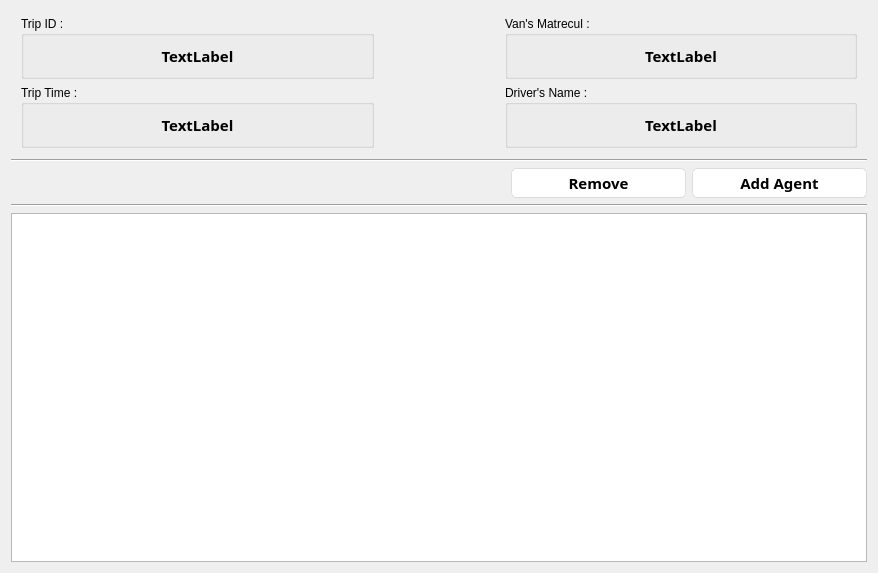
This is ui/tripView.ui in YassineBaghdadi/TransportingPlanning as Qt 5 draws it before an edit. The edited form follows.
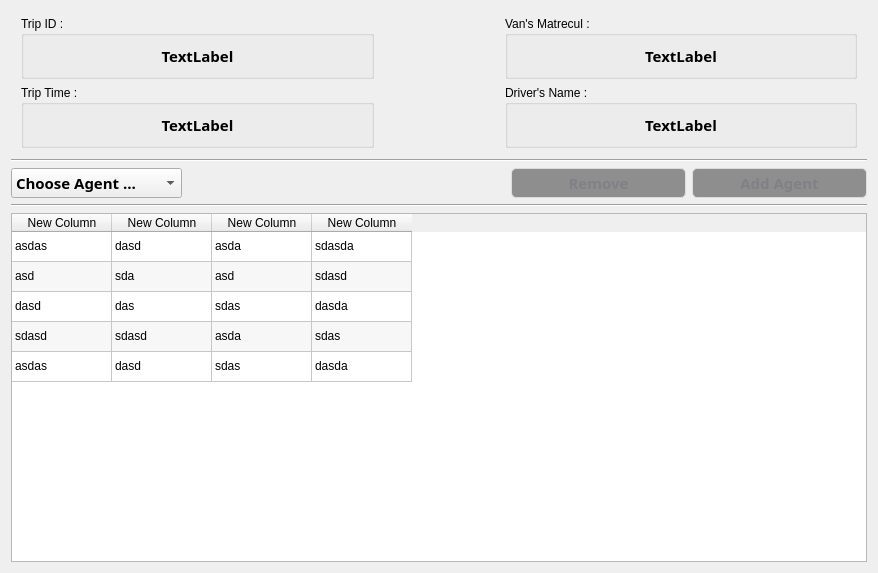
This is the edited form.

Diff of the .ui file:
```diff
--- a/ui/tripView.ui
+++ b/ui/tripView.ui
@@ -711,6 +711,29 @@
    </item>
    <item>
     <layout class="QHBoxLayout" name="horizontalLayout_2">
+     <item>
+      <widget class="QComboBox" name="agnts">
+       <property name="minimumSize">
+        <size>
+         <width>171</width>
+         <height>27</height>
+        </size>
+       </property>
+       <property name="font">
+        <font>
+         <family>Segoe Print</family>
+         <pointsize>11</pointsize>
+         <weight>75</weight>
+         <bold>true</bold>
+        </font>
+       </property>
+       <item>
+        <property name="text">
+         <string>Choose Agent ...</string>
+        </property>
+       </item>
+      </widget>
+     </item>
      <item>
       <spacer name="horizontalSpacer">
        <property name="orientation">
@@ -725,7 +748,10 @@
       </spacer>
      </item>
      <item>
-      <widget class="QPushButton" name="planning_2">
+      <widget class="QPushButton" name="rmv">
+       <property name="enabled">
+        <bool>false</bool>
+       </property>
        <property name="minimumSize">
         <size>
          <width>175</width>
@@ -746,7 +772,10 @@
       </widget>
      </item>
      <item>
-      <widget class="QPushButton" name="planning">
+      <widget class="QPushButton" name="add">
+       <property name="enabled">
+        <bool>false</bool>
+       </property>
        <property name="minimumSize">
         <size>
          <width>175</width>
@@ -778,7 +807,177 @@
    <item>
     <layout class="QHBoxLayout" name="horizontalLayout">
      <item>
-      <widget class="QTableWidget" name="tableWidget"/>
+      <widget class="QTableWidget" name="tableWidget">
+       <property name="editTriggers">
+        <set>QAbstractItemView::NoEditTriggers</set>
+       </property>
+       <property name="showDropIndicator" stdset="0">
+        <bool>true</bool>
+       </property>
+       <property name="dragDropOverwriteMode">
+        <bool>false</bool>
+       </property>
+       <property name="alternatingRowColors">
+        <bool>true</bool>
+       </property>
+       <property name="selectionMode">
+        <enum>QAbstractItemView::SingleSelection</enum>
+       </property>
+       <property name="selectionBehavior">
+        <enum>QAbstractItemView::SelectRows</enum>
+       </property>
+       <property name="wordWrap">
+        <bool>false</bool>
+       </property>
+       <attribute name="verticalHeaderVisible">
+        <bool>false</bool>
+       </attribute>
+       <row>
+        <property name="text">
+         <string>New Row</string>
+        </property>
+       </row>
+       <row>
+        <property name="text">
+         <string>New Row</string>
+        </property>
+       </row>
+       <row>
+        <property name="text">
+         <string>New Row</string>
+        </property>
+       </row>
+       <row>
+        <property name="text">
+         <string>New Row</string>
+        </property>
+       </row>
+       <row>
+        <property name="text">
+         <string>New Row</string>
+        </property>
+       </row>
+       <column>
+        <property name="text">
+         <string>New Column</string>
+        </property>
+       </column>
+       <column>
+        <property name="text">
+         <string>New Column</string>
+        </property>
+       </column>
+       <column>
+        <property name="text">
+         <string>New Column</string>
+        </property>
+       </column>
+       <column>
+        <property name="text">
+         <string>New Column</string>
+        </property>
+       </column>
+       <item row="0" column="0">
+        <property name="text">
+         <string>asdas</string>
+        </property>
+       </item>
+       <item row="0" column="1">
+        <property name="text">
+         <string>dasd</string>
+        </property>
+       </item>
+       <item row="0" column="2">
+        <property name="text">
+         <string>asda</string>
+        </property>
+       </item>
+       <item row="0" column="3">
+        <property name="text">
+         <string>sdasda</string>
+        </property>
+       </item>
+       <item row="1" column="0">
+        <property name="text">
+         <string>asd</string>
+        </property>
+       </item>
+       <item row="1" column="1">
+        <property name="text">
+         <string>sda</string>
+        </property>
+       </item>
+       <item row="1" column="2">
+        <property name="text">
+         <string>asd</string>
+        </property>
+       </item>
+       <item row="1" column="3">
+        <property name="text">
+         <string>sdasd</string>
+        </property>
+       </item>
+       <item row="2" column="0">
+        <property name="text">
+         <string>dasd</string>
+        </property>
+       </item>
+       <item row="2" column="1">
+        <property name="text">
+         <string>das</string>
+        </property>
+       </item>
+       <item row="2" column="2">
+        <property name="text">
+         <string>sdas</string>
+        </property>
+       </item>
+       <item row="2" column="3">
+        <property name="text">
+         <string>dasda</string>
+        </property>
+       </item>
+       <item row="3" column="0">
+        <property name="text">
+         <string>sdasd</string>
+        </property>
+       </item>
+       <item row="3" column="1">
+        <property name="text">
+         <string>sdasd</string>
+        </property>
+       </item>
+       <item row="3" column="2">
+        <property name="text">
+         <string>asda</string>
+        </property>
+       </item>
+       <item row="3" column="3">
+        <property name="text">
+         <string>sdas</string>
+        </property>
+       </item>
+       <item row="4" column="0">
+        <property name="text">
+         <string>asdas</string>
+        </property>
+       </item>
+       <item row="4" column="1">
+        <property name="text">
+         <string>dasd</string>
+        </property>
+       </item>
+       <item row="4" column="2">
+        <property name="text">
+         <string>sdas</string>
+        </property>
+       </item>
+       <item row="4" column="3">
+        <property name="text">
+         <string>dasda</string>
+        </property>
+       </item>
+      </widget>
      </item>
     </layout>
    </item>
```
